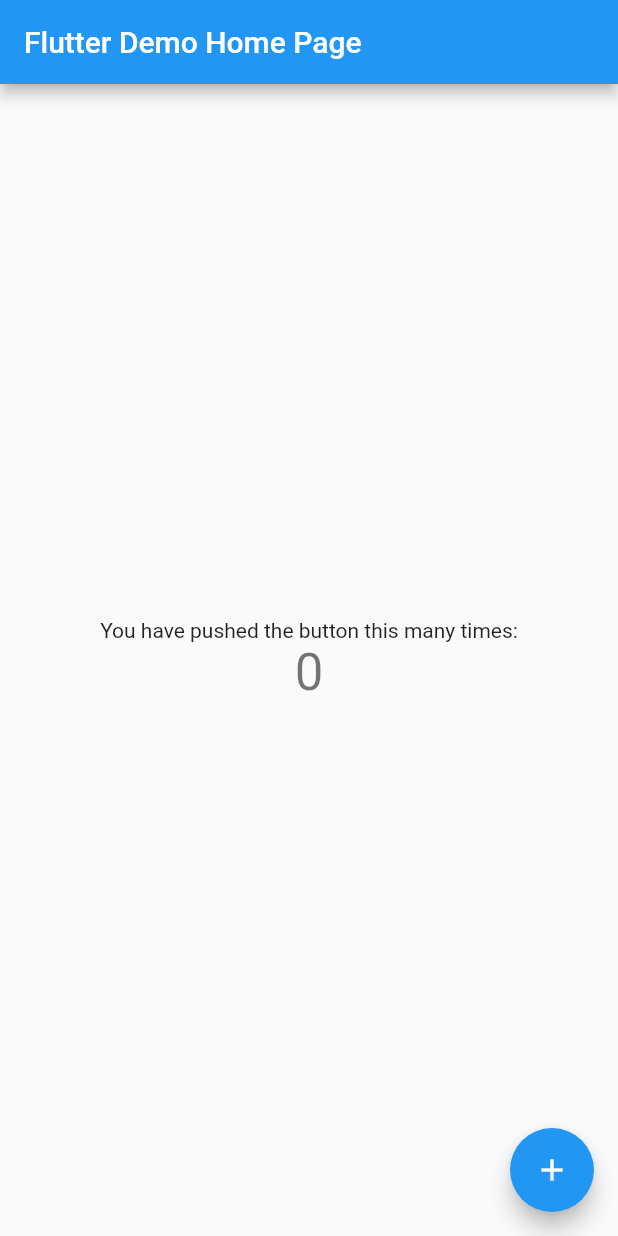
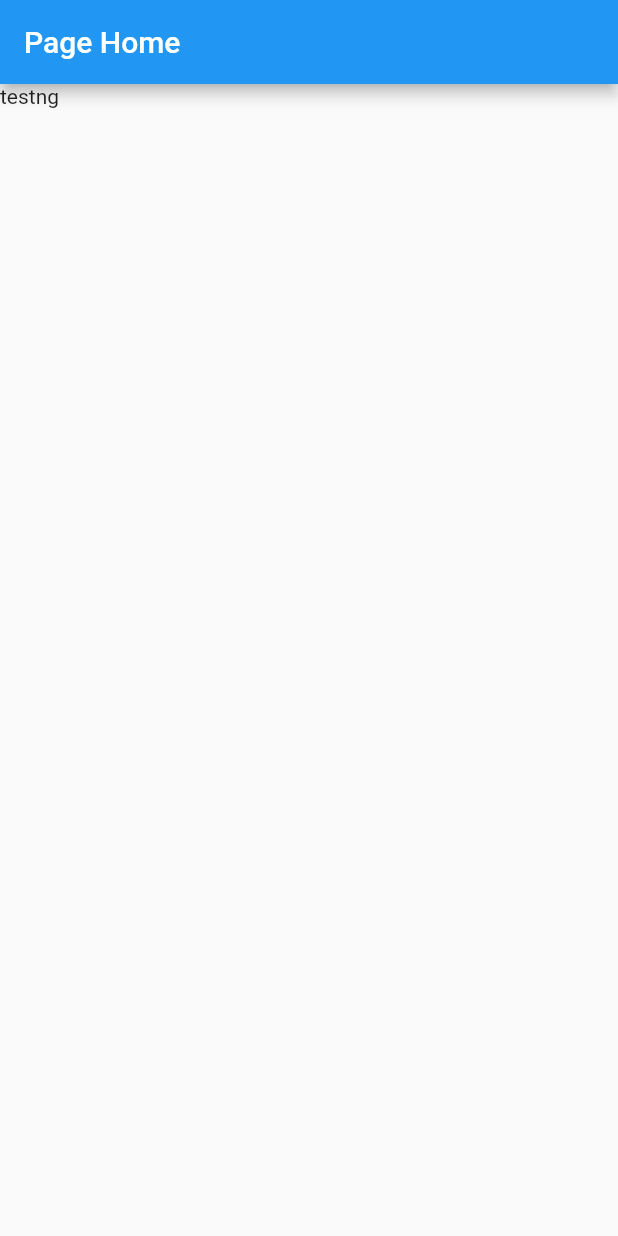
Before and after one commit to wilsonneto-dev/FlutterMoviesList, a Flutter app: the screen it shows after launch, on a phone screen of 412 x 824 dp. Run offline on Flutter 3.47's test engine with Material 2 defaults, Android fonts, the phone set to English and light mode, and no system bars.

Commit message:
home: starting new home

```diff
--- a/lib/main.dart
+++ b/lib/main.dart
@@ -1,4 +1,5 @@
 import 'package:flutter/material.dart';
+import './screens/home/home.dart';
 
 void main() => runApp(MyApp());
 
@@ -6,56 +7,11 @@ class MyApp extends StatelessWidget {
   @override
   Widget build(BuildContext context) {
     return MaterialApp(
-      title: 'Flutter Demo',
+      title: 'Testing',
       theme: ThemeData(
         primarySwatch: Colors.blue,
       ),
-      home: MyHomePage(title: 'Flutter Demo Home Page'),
+      home: Home(),
     );
   }
 }
-
-class MyHomePage extends StatefulWidget {
-  MyHomePage({Key key, this.title}) : super(key: key);
-  final String title;
-  @override
-  _MyHomePageState createState() => _MyHomePageState();
-}
-
-class _MyHomePageState extends State<MyHomePage> {
-  int _counter = 0;
-
-  void _incrementCounter() {
-    setState(() {
-      _counter++;
-    });
-  }
-
-  @override
-  Widget build(BuildContext context) {
-    return Scaffold(
-      appBar: AppBar(
-        title: Text(widget.title),
-      ),
-      body: Center(
-        child: Column(
-          mainAxisAlignment: MainAxisAlignment.center,
-          children: <Widget>[
-            Text(
-              'You have pushed the button this many times:',
-            ),
-            Text(
-              '$_counter',
-              style: Theme.of(context).textTheme.display1,
-            ),
-          ],
-        ),
-      ),
-      floatingActionButton: FloatingActionButton(
-        onPressed: _incrementCounter,
-        tooltip: 'Increment',
-        child: Icon(Icons.add),
-      ),
-    );
-  }
-}
--- /dev/null
+++ b/lib/screens/home/home.dart
@@ -0,0 +1,12 @@
+import 'package:flutter/material.dart';
+
+class Home extends StatelessWidget {
+  @override
+  Widget build(BuildContext context) {
+    return Scaffold(
+        appBar: AppBar(
+          title: Text("Page Home"),
+        ),
+        body: Container(child: Text("testng")));
+  }
+}
```
